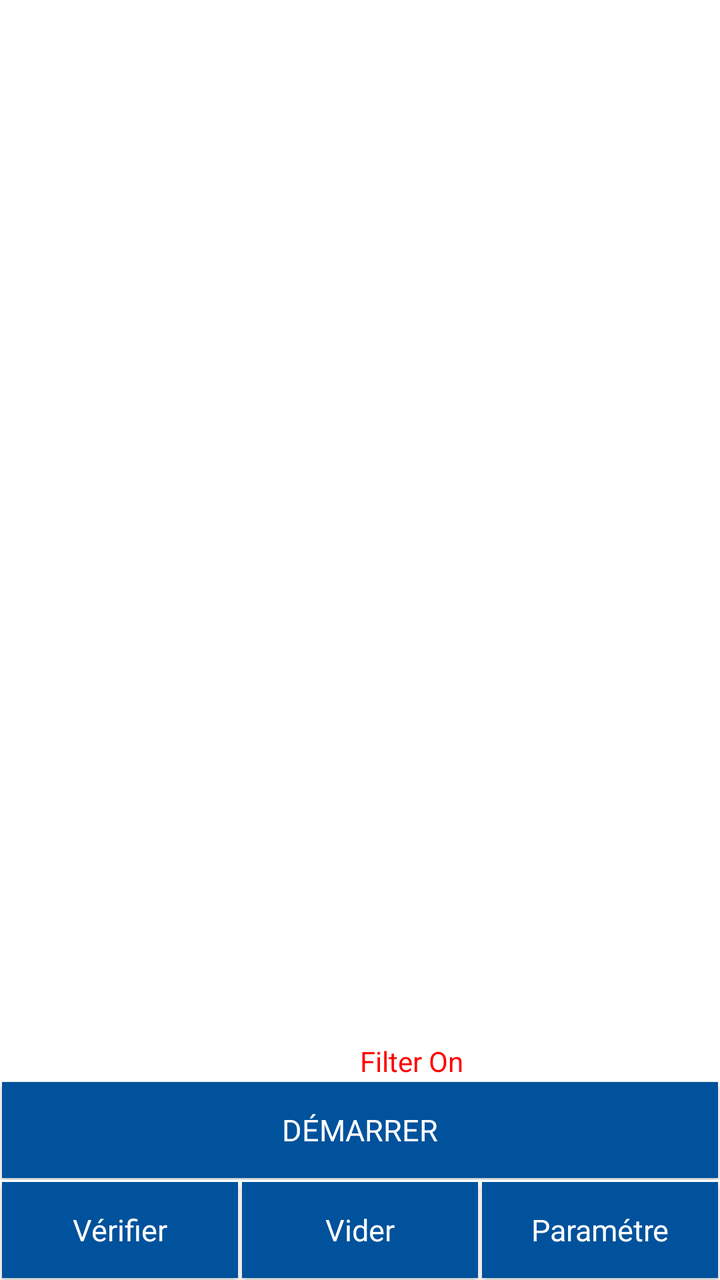
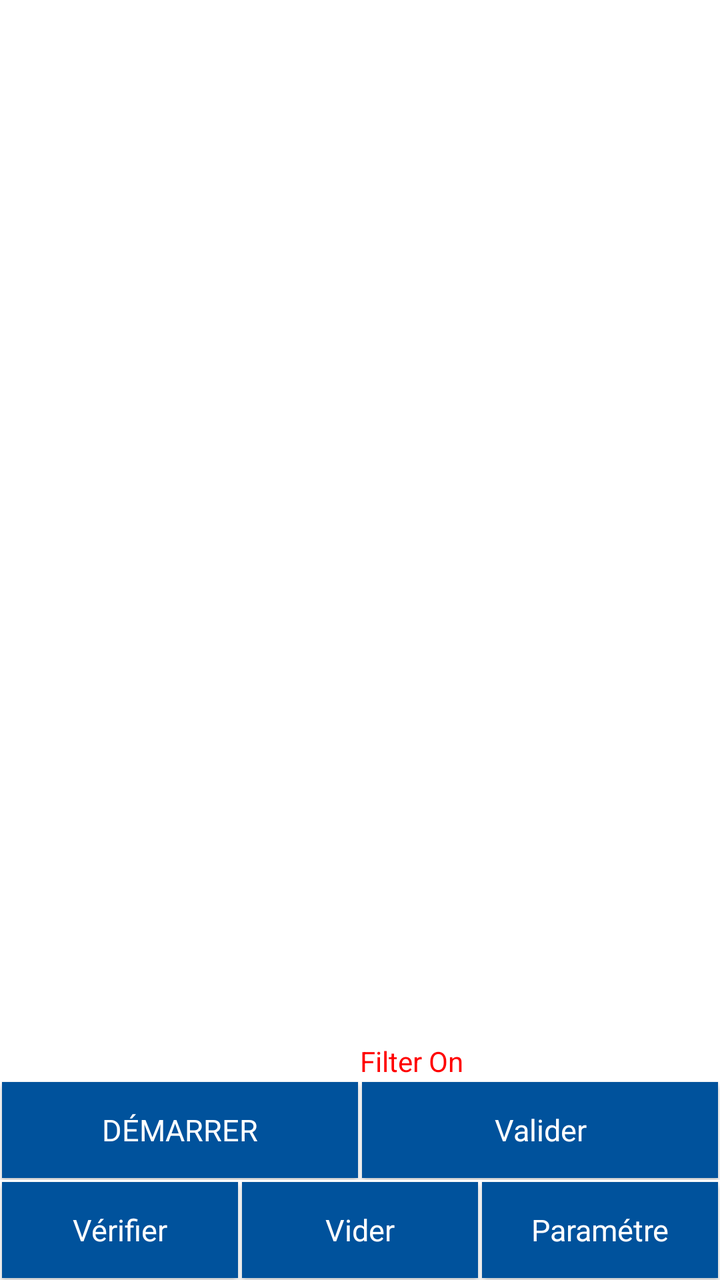

Screens rendered from an Android XML layout before and after an edit, with the pre-edit source and the edit as a unified diff.
<!-- AndroidManifest.xml: application theme AppNewTheme -->
<!-- res/layout/fragment_inventory_rfid_multi.xml -->
<LinearLayout xmlns:android="http://schemas.android.com/apk/res/android"
    xmlns:tools="http://schemas.android.com/tools"
    style="@style/base_layout_style"
    android:paddingLeft="0dp"
    android:paddingRight="0dp"
    android:orientation="vertical">

    <LinearLayout
        android:layout_width="match_parent"
        android:layout_height="wrap_content"
        android:orientation="horizontal"
        android:padding="0dp"
        android:background="#DBDBDB"
        android:visibility="gone"
        android:gravity="center_vertical">

        <TextView
            android:layout_width="wrap_content"
            android:layout_height="wrap_content"
            android:text="Filtrer par statut :"
            android:textSize="14sp"
            android:textStyle="bold"
            android:layout_marginEnd="12dp"/>

        <Spinner
            android:id="@+id/filterSpinner"
            android:layout_width="0dp"
            android:layout_height="wrap_content"
            android:layout_weight="1"
            android:background="@android:drawable/btn_dropdown"
            android:padding="8dp"/>
    </LinearLayout>

    <LinearLayout
        android:id="@+id/inventoryMultibankSetting"
        android:layout_width="match_parent"
        android:layout_height="wrap_content"
        android:visibility="gone"
        android:paddingLeft="10dp"
        android:paddingRight="10dp"
        android:orientation="vertical">

        <TableRow
            android:layout_width="match_parent"
            android:layout_height="wrap_content">

            <CheckBox
                android:id="@+id/accessInventoryBankTitle1"
                android:layout_width="wrap_content"
                style="@style/style_normal_font"
                android:text="Bank"/>

            <Spinner
                android:id="@+id/accessInventoryBank1"
                android:layout_margin="0dp"
                android:layout_weight="3"
                style="@style/style_default_spinner" />

            <TextView
                android:layout_width="0dp"
                android:layout_weight="1"
                style="@style/style_normal_font"
                android:text="@string/readWriteOffset_title" />

            <EditText
                android:id="@+id/accessInventoryOffset1"
                android:layout_width="0dp"
                android:layout_weight="1"
                android:inputType="numberDecimal"
                android:gravity="center"
                style="@style/style_normal_font"
                android:text="0" />

            <TextView
                android:layout_width="0dp"
                android:layout_weight="1"
                style="@style/style_normal_font"
                android:text="@string/readWriteSize_title" />

            <EditText
                android:id="@+id/accessInventoryLength1"
                android:layout_width="0dp"
                android:layout_weight="1"
                android:inputType="numberDecimal"
                android:gravity="center"
                style="@style/style_normal_font"
                android:text="2" />
        </TableRow>

        <TableRow
            android:layout_width="match_parent"
            android:layout_height="wrap_content">

            <CheckBox
                android:id="@+id/accessInventoryBankTitle2"
                android:layout_width="wrap_content"
                style="@style/style_normal_font"
                android:text="Bank" />

            <Spinner
                android:id="@+id/accessInventoryBank2"
                android:layout_margin="0dp"
                android:layout_weight="3"
                style="@style/style_default_spinner" />

            <TextView
                android:layout_width="0dp"
                android:layout_weight="1"
                style="@style/style_normal_font"
                android:text="@string/readWriteOffset_title" />

            <EditText
                android:id="@+id/accessInventoryOffset2"
                android:layout_width="0dp"
                android:layout_weight="1"
                android:inputType="numberDecimal"
                android:gravity="center"
                style="@style/style_normal_font"
                android:text="0" />

            <TextView
                android:layout_width="0dp"
                android:layout_weight="1"
                style="@style/style_normal_font"
                android:text="@string/readWriteSize_title" />

            <EditText
                android:id="@+id/accessInventoryLength2"
                android:layout_width="0dp"
                android:layout_weight="1"
                android:gravity="center"
                android:inputType="numberDecimal"
                style="@style/style_normal_font"
                android:text="2" />
        </TableRow>
    </LinearLayout>

    <LinearLayout
        android:layout_width="match_parent"
        android:layout_height="0dp"
        android:layout_weight="95"
        android:gravity="center|bottom"
        android:orientation="vertical" >

        <LinearLayout
            android:layout_width="match_parent"
            android:layout_height="wrap_content"
            android:gravity="center|bottom"
            android:orientation="horizontal" >

            <CheckBox
                android:id="@+id/accessInventoryDupElim"
                android:layout_width="0dp"
                android:layout_weight="1"
                android:layout_gravity="center"
                android:visibility="gone"
                style="@style/style_normal_font"
                android:checked="true"
                android:text="duplicate elimination"/>

            <CheckBox
                android:id="@+id/accessInventoryFilterByTid"
                android:layout_width="0dp"
                android:layout_weight="1"
                android:layout_gravity="center"
                android:visibility="gone"
                style="@style/style_normal_font"
                android:checked="true"
                android:text="FM13DT160 only"/>

            <CheckBox
                android:id="@+id/accessInventoryFilterByEpc"
                android:layout_width="0dp"
                android:layout_weight="1"
                android:layout_gravity="center"
                android:visibility="gone"
                style="@style/style_normal_font"
                android:text="sgtin only"/>

            <CheckBox
                android:id="@+id/accessInventoryFilterByProtect"
                android:layout_width="0dp"
                android:layout_weight="2"
                android:layout_gravity="center"
                android:visibility="gone"
                style="@style/style_normal_font"
                android:text="protected only with password"/>

            <include
                android:id="@+id/accessInventoryProtectPassword"
                android:layout_width="0dp"
                android:layout_weight="1"
                android:layout_height="wrap_content"
                android:visibility="gone"
                layout="@layout/custom_edittext_password"/>
        </LinearLayout>

        <ListView
            android:id="@+id/inventoryRfidList1"
            android:layout_width="match_parent"
            android:layout_height="0dp"
            android:layout_weight="95"
            android:divider="@android:color/darker_gray"
            android:dividerHeight="0.25dp" />

        <TextView
            android:id="@+id/inventoryRfidEmpty1"
            android:layout_width="match_parent"
            android:layout_height="0dp"
            android:layout_weight="95"
            android:padding="@dimen/default_padding"
            style="@style/style_medium_font"
            android:text="@string/notag_found"
            android:visibility="gone" />

        <LinearLayout
            android:layout_width="match_parent"
            android:layout_height="wrap_content"
            android:visibility="gone"
            android:orientation="horizontal">

            <Button
                android:id="@+id/inventoryRfidButtonT1"
                android:layout_width="0dp"
                android:layout_weight="1"
                android:layout_height="match_parent"
                style="@style/style_button_font"
                android:text="BUZ" />
        </LinearLayout>

        <LinearLayout
            android:layout_width="match_parent"
            android:layout_height="wrap_content"
            android:orientation="horizontal">

            <TextView
                android:id="@+id/inventoryRfidRunTime1"
                android:layout_width="0dp"
                android:layout_weight="1"
                android:layout_height="wrap_content"
                android:textAlignment="textStart" />

            <TextView
                android:id="@+id/inventoryRfidFilterOn1"
                android:layout_width="0dp"
                android:layout_weight="1"
                android:layout_height="wrap_content"
                android:textColor="#ff0000"
                android:text="Filter On" />

            <TextView
                android:id="@+id/inventoryRfidVoltageLevel1"
                android:layout_width="wrap_content"
                android:layout_height="wrap_content" />
        </LinearLayout>
    </LinearLayout>

    <LinearLayout
        android:layout_width="match_parent"
        android:layout_height="50dp"
        android:gravity="center|bottom"
        android:orientation="horizontal" >

        <TextView
            android:id="@+id/inventoryRfidYield1"
            android:layout_width="wrap_content"
            android:layout_height="match_parent"
            android:gravity="center"
            style="@style/style_button_font_2" />

        <Button
            android:id="@+id/inventoryRfidButton1"
            style="@style/style_button_font"
            android:layout_width="0dp"
            android:layout_height="match_parent"
            android:layout_weight="1"
            android:text="@string/start_title"
            android:textSize="15sp"
            tools:ignore="TextContrastCheck" />

        <Button
            android:id="@+id/SubmitRfidButton"
            android:visibility="gone"
            android:layout_width="0dp"
            android:layout_weight="1"
            android:layout_height="match_parent"
            style="@style/style_button_font"
            android:textSize="15sp"
            android:text="Valider" />

        <TextView
            android:id="@+id/inventoryRfidRate1"
            android:layout_width="wrap_content"
            android:layout_height="match_parent"
            android:gravity="center"
            style="@style/style_button_font_2" />
    </LinearLayout>
    
    <LinearLayout
        android:layout_width="match_parent"
        android:layout_height="50dp"
        android:gravity="center|bottom"
        android:orientation="horizontal" >

        <Button
            android:id="@+id/verifyRfidButton"
            style="@style/style_button_font"
            android:layout_width="0dp"
            android:layout_height="match_parent"
            android:layout_weight="1"
            android:text="Vérifier"
            android:textSize="15sp"
            tools:ignore="TextContrastCheck" />

        <Button
            android:id="@+id/clearListButton"
            style="@style/style_button_font"
            android:layout_width="0dp"
            android:layout_height="match_parent"
            android:layout_weight="1"
            android:text="Vider"
            android:textColor="#FFFFFF"
            android:textSize="15sp"
            tools:ignore="TextContrastCheck" />

        <Button
            android:id="@+id/settingRfidButton"
            style="@style/style_button_font"
            android:layout_width="0dp"
            android:layout_height="match_parent"
            android:layout_weight="1"
            android:text="Paramétre"
            android:textSize="15sp"
            tools:ignore="TextContrastCheck" />

    </LinearLayout>
</LinearLayout>
<!-- res/layout/custom_edittext_password.xml (included above) -->
<?xml version="1.0" encoding="utf-8"?>
<EditText xmlns:android="http://schemas.android.com/apk/res/android"
    style="@style/style_normal_font"
    android:digits="0123456789ABCDEFabcdef"
    android:inputType="textNoSuggestions|textVisiblePassword"
    android:gravity="center"
    android:hint="@string/password_pattern_title" />
<!-- resources referenced by this layout -->
<resources>
  <dimen name="default_padding">10dp</dimen>
  <string name="notag_found">Aucune étiquette trouvée</string>
  <string name="password_pattern_title">Mot de passe</string>
  <string name="readWriteOffset_title">Décalage</string>
  <string name="readWriteSize_title">Taille</string>
  <string name="start_title">DÉMARRER</string>
  <style name="base_layout_style">
          <item name="android:layout_height">match_parent</item>
          <item name="android:layout_width">match_parent</item>
          <item name="android:paddingLeft">10dp</item>
          <item name="android:paddingRight">10dp</item>
      </style>
  <style name="style_button_font">
          <item name="android:textAppearance">?android:attr/textAppearanceLarge</item>
          <item name="android:textColor">#FFFFFF</item>
          <item name="android:background">#4b77be</item>
          <item name="android:layout_margin">1dp</item>
      </style>
  <style name="style_button_font_2">
          <item name="android:textAppearance">?android:attr/textAppearanceLarge</item>
          <item name="android:textColor">@android:color/primary_text_dark</item>
          <item name="android:background">#CC000000</item>
          <item name="android:textSize">8sp</item>
      </style>
  <style name="style_default_spinner" parent="Base.Widget.AppCompat.Spinner.Underlined">
          <item name="android:textSize">@dimen/custom_spinner_font</item>
          <item name="android:layout_width">0dp</item>
          <item name="android:layout_height">wrap_content</item>
          <item name="android:gravity">center</item>
      </style>
  <style name="style_medium_font">
          <item name="android:layout_width">match_parent</item>
          <item name="android:layout_height">wrap_content</item>
          <item name="android:textAppearance">?android:attr/textAppearanceMedium</item>
      </style>
  <style name="style_normal_font">
          <item name="android:layout_width">match_parent</item>
          <item name="android:layout_height">wrap_content</item>
          <item name="android:textAppearance">?android:attr/textAppearance</item>
      </style>
  <style name="AppNewTheme" parent="Theme.MaterialComponents.Light.NoActionBar">
          <item name="colorPrimary">@color/colorPrimary</item>
          <item name="colorPrimaryDark">@color/colorPrimaryDark</item>
          <item name="colorAccent">@color/colorPrimary</item>
          <item name="android:textAllCaps">false</item>
          <item name="windowActionBar">false</item>
          <item name="windowNoTitle">true</item>
          <item name="actionButtonStyle">@style/ActionButtonStyle</item>
          <item name="actionBarTabTextStyle">@style/ActionTabTextStyle</item>
      </style>
  <dimen name="custom_spinner_font">15sp</dimen>
  <color name="colorPrimary">#00529c</color>
  <color name="colorPrimaryDark">#3F51B5</color>
  <style name="ActionButtonStyle">
          <item name="android:minWidth">0dp</item>
          <item name="android:paddingLeft">0dp</item>
          <item name="android:paddingRight">5dp</item>
      </style>
  <style name="ActionTabTextStyle">
          <item name="android:textAllCaps">false</item>
      </style>
</resources>

<!-- the commit's change to res/layout/fragment_inventory_rfid_multi.xml (unified diff, before → after) -->
@@ -280,7 +280,6 @@
 
         <Button
             android:id="@+id/SubmitRfidButton"
-            android:visibility="gone"
             android:layout_width="0dp"
             android:layout_weight="1"
             android:layout_height="match_parent"
